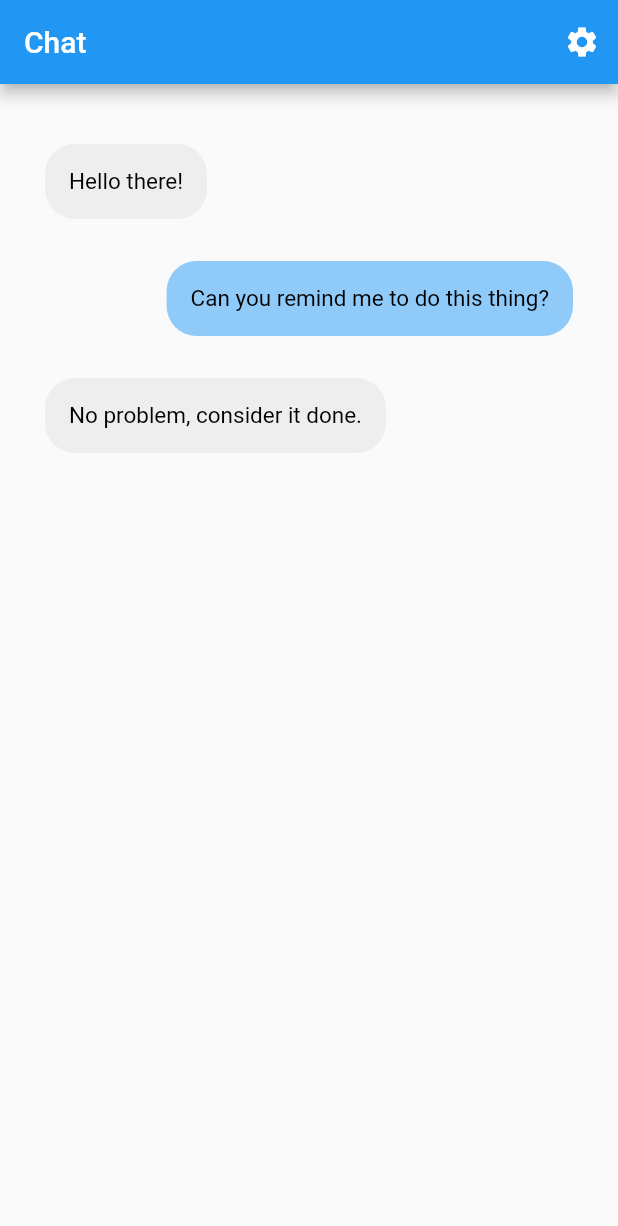
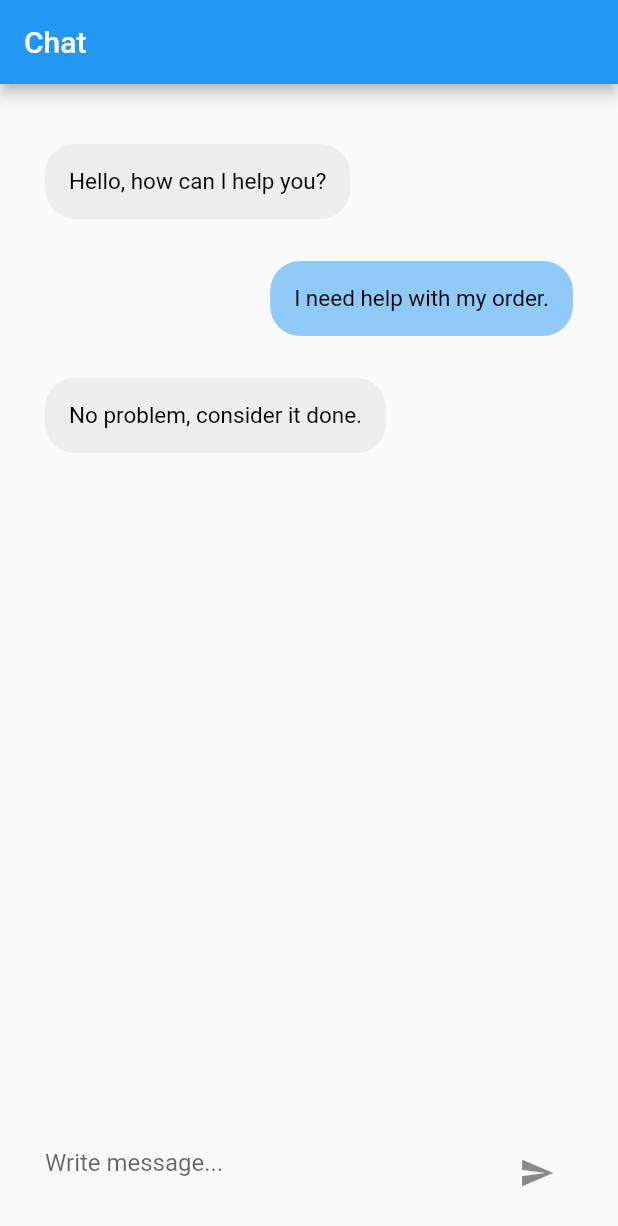
Before and after one commit to atharo-ai/app, a Flutter app: the screen it shows after launch, on a phone screen of 412 x 824 dp. Shown: the top 1226 px of the screen. Run offline on Flutter 3.47's test engine with Material 2 defaults, Android fonts, the phone set to English and light mode, and no system bars; generated files the repository leaves out were written again.

Commit message:
Add simple chat entry

```diff
--- a/lib/src/app.dart
+++ b/lib/src/app.dart
@@ -68,9 +68,9 @@ class MyApp extends StatelessWidget {
               builder: (BuildContext context) {
                 switch (routeSettings.name) {
                   case ChatView.routeName:
-                    return const ChatView();
+                    return ChatView();
                   default:
-                    return const ChatView();
+                    return ChatView();
                 }
               },
             );
--- a/lib/src/chat/chat_view.dart
+++ b/lib/src/chat/chat_view.dart
@@ -4,35 +4,43 @@ import 'package:flutter/material.dart';
 import '../settings/settings_view.dart';
 
 /// Displays a list of SampleItems.
-class ChatView extends StatelessWidget {
-  const ChatView(
-      {Key? key,
-      this.items = const [
-        ChatMessage(content: "Hello there!", sender: MessageSender.atharo),
-        ChatMessage(content: "Can you remind me to do this thing?", sender: MessageSender.user),
-        ChatMessage(content: "No problem, consider it done.", sender: MessageSender.atharo),
-      ]})
-      : super(key: key);
 
+class ChatView extends StatefulWidget {
   static const routeName = '/';
-  final List<ChatMessage> items;
+
+  ChatView({Key? key}) : super(key: key);
+
+  @override
+  _ChatViewState createState() => _ChatViewState();
+}
+
+class _ChatViewState extends State<ChatView> {
+  List<ChatMessage> items = [
+    const ChatMessage(content: "Hello, how can I help you?", sender: MessageSender.atharo),
+    const ChatMessage(content: "I need help with my order.", sender: MessageSender.user),
+    const ChatMessage(content: "No problem, consider it done.", sender: MessageSender.atharo),
+  ];
+
+  late FocusNode focusNode;
+
+  @override
+  void initState() {
+    super.initState();
+    focusNode = FocusNode();
+  }
+
+  @override
+  void dispose() {
+    focusNode.dispose();
+    super.dispose();
+  }
 
   @override
   Widget build(BuildContext context) {
+    var inputController = TextEditingController();
     return Scaffold(
       appBar: AppBar(
         title: const Text('Chat'),
-        actions: [
-          IconButton(
-            icon: const Icon(Icons.settings),
-            onPressed: () {
-              // Navigate to the settings page. If the user leaves and returns
-              // to the app after it has been killed while running in the
-              // background, the navigation stack is restored.
-              Navigator.restorablePushNamed(context, SettingsView.routeName);
-            },
-          ),
-        ],
       ),
 
       // To work with lists that may contain a large number of items, it’s best
@@ -67,12 +75,45 @@ class ChatView extends StatelessWidget {
                         padding: EdgeInsets.all(16),
                         child: Text(
                           item.content,
-                          style: TextStyle(fontSize: 15, color: Colors.black),
+                          style: const TextStyle(fontSize: 15, color: Colors.black),
                         ),
                       ),
                     ));
               },
-            )
+            ),
+            Align(
+                alignment: Alignment.bottomLeft,
+                child: Container(
+                    padding: const EdgeInsets.all(14),
+                    height: 60,
+                    width: double.infinity,
+                    // color: Colors.white,
+                    child: Row(children: <Widget>[
+                      Expanded(
+                          child: TextField(
+                        controller: inputController,
+                        focusNode: focusNode,
+                        onSubmitted: (v) {
+                          setState(() {
+                            items.add(ChatMessage(content: inputController.text, sender: MessageSender.user));
+                            inputController.clear();
+                            focusNode.requestFocus();
+                          });
+                        },
+                        decoration: InputDecoration(
+                            hintText: "Write message...",
+                            border: InputBorder.none,
+                            suffixIcon: IconButton(
+                                onPressed: () {
+                                  setState(() {
+                                    items.add(ChatMessage(content: inputController.text, sender: MessageSender.user));
+                                    inputController.clear();
+                                    focusNode.requestFocus();
+                                  });
+                                },
+                                icon: const Icon(Icons.send))),
+                      ))
+                    ])))
           ])),
     );
   }
```
